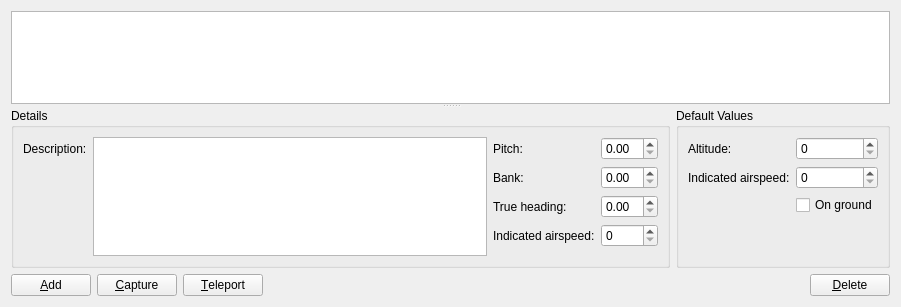
Qt form src/Plugins/Module/Location/src/LocationWidget.ui (till213/SkyDolly) before a commit.
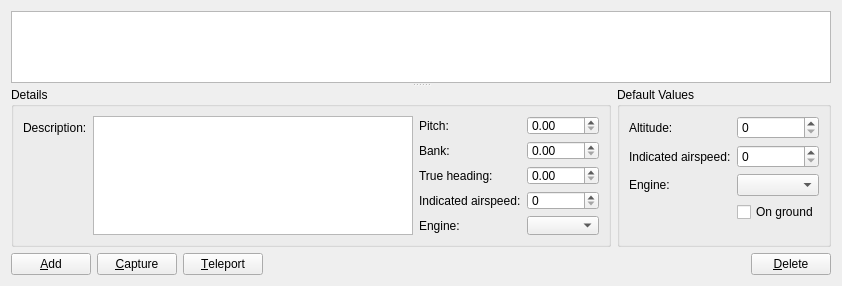
The same form after that commit. Custom widgets are drawn as their Qt base class.

Commit message: Add engine event to location table

```diff
--- a/src/Plugins/Module/Location/src/LocationWidget.ui
+++ b/src/Plugins/Module/Location/src/LocationWidget.ui
@@ -6,8 +6,8 @@
    <rect>
     <x>0</x>
     <y>0</y>
-    <width>901</width>
-    <height>307</height>
+    <width>840</width>
+    <height>286</height>
    </rect>
   </property>
   <property name="windowTitle">
@@ -109,6 +109,16 @@
             <item row="2" column="1">
              <widget class="QDoubleSpinBox" name="trueHeadingSpinBox"/>
             </item>
+            <item row="4" column="0">
+             <widget class="QLabel" name="label_9">
+              <property name="text">
+               <string>Engine:</string>
+              </property>
+             </widget>
+            </item>
+            <item row="4" column="1">
+             <widget class="EnumerationComboBox" name="engineEventComboBox"/>
+            </item>
            </layout>
           </item>
          </layout>
@@ -141,7 +151,7 @@
             </property>
            </widget>
           </item>
-          <item row="2" column="1">
+          <item row="3" column="1">
            <widget class="QCheckBox" name="defaultOnGroundCheckBox">
             <property name="text">
              <string>On ground</string>
@@ -155,6 +165,16 @@
             </property>
            </widget>
           </item>
+          <item row="2" column="1">
+           <widget class="EnumerationComboBox" name="defaultEngineEventComboBox"/>
+          </item>
+          <item row="2" column="0">
+           <widget class="QLabel" name="label_8">
+            <property name="text">
+             <string>Engine:</string>
+            </property>
+           </widget>
+          </item>
          </layout>
         </widget>
        </item>
@@ -227,6 +247,11 @@
    <extends>QPlainTextEdit</extends>
    <header location="global">Widget/FocusPlainTextEdit.h</header>
   </customwidget>
+  <customwidget>
+   <class>EnumerationComboBox</class>
+   <extends>QComboBox</extends>
+   <header location="global">Widget/EnumerationComboBox.h</header>
+  </customwidget>
  </customwidgets>
  <resources/>
  <connections/>
```
The commit also changes 4 other files.
